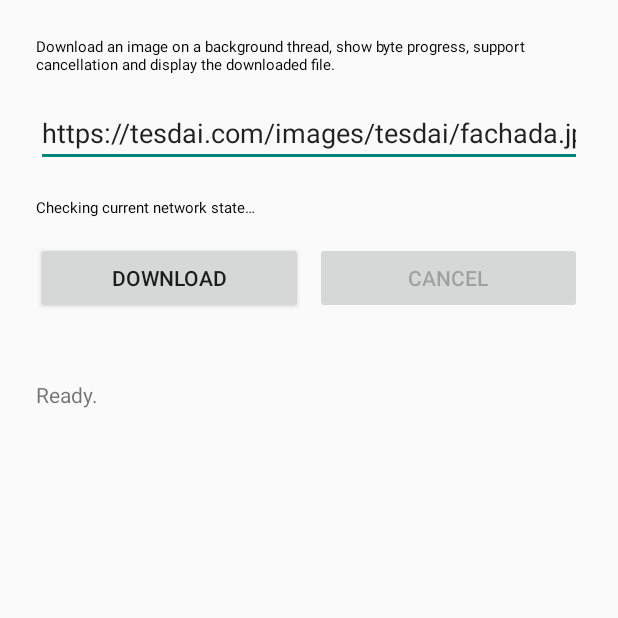
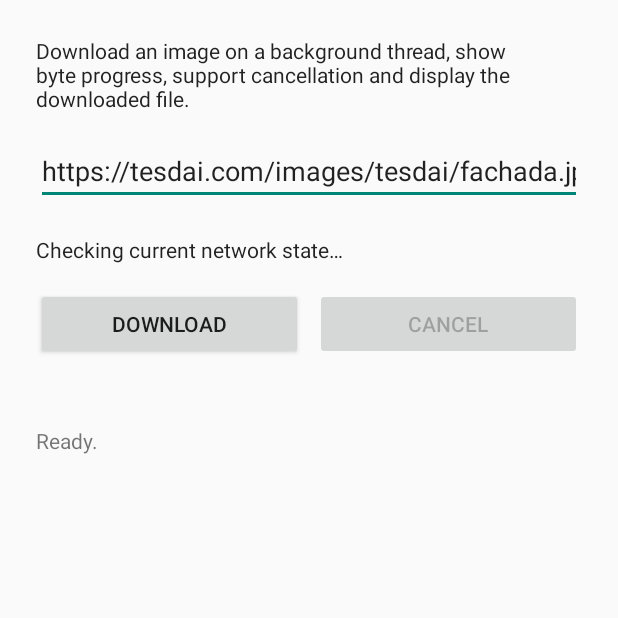
Before and after one commit to rodrigosambadesaa/android-image-download-progress-exercise, an Android app: the screen it shows after launch (MainActivity), on a phone screen of 412 x 824 dp, the top half of it. Run offline under Robolectric (Android 15) with nearby library versions, the phone set to English and light mode, and no system bars; libraries missing offline, so code that uses them is left out: net.i2p.android; 1 statement that could not run was skipped.

Commit message:
Use AppCompat text appearances

```diff
--- a/app/src/main/res/layout/activity_main.xml
+++ b/app/src/main/res/layout/activity_main.xml
@@ -14,7 +14,7 @@
             android:layout_width="match_parent"
             android:layout_height="wrap_content"
             android:text="@string/instructions"
-            android:textAppearance="?attr/textAppearanceBodyLarge" />
+            android:textAppearance="@style/TextAppearance.AppCompat.Body1" />
 
         <EditText
             android:id="@+id/urlInput"
@@ -34,7 +34,7 @@
             android:layout_marginTop="12dp"
             android:paddingVertical="8dp"
             android:text="@string/network_checking"
-            android:textAppearance="?attr/textAppearanceBodyMedium" />
+            android:textAppearance="@style/TextAppearance.AppCompat.Body1" />
 
         <LinearLayout
             android:layout_width="match_parent"
```
